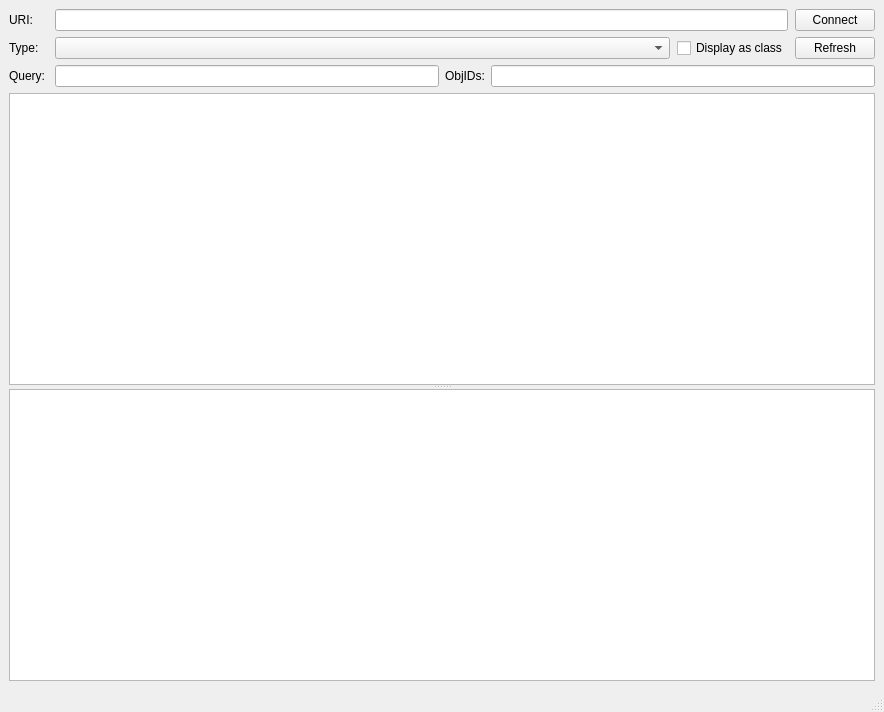
This is mincepy_gui/res/mainwindow.ui in muhrin/mincepy_gui as Qt 5 draws it before an edit. The edited form follows.
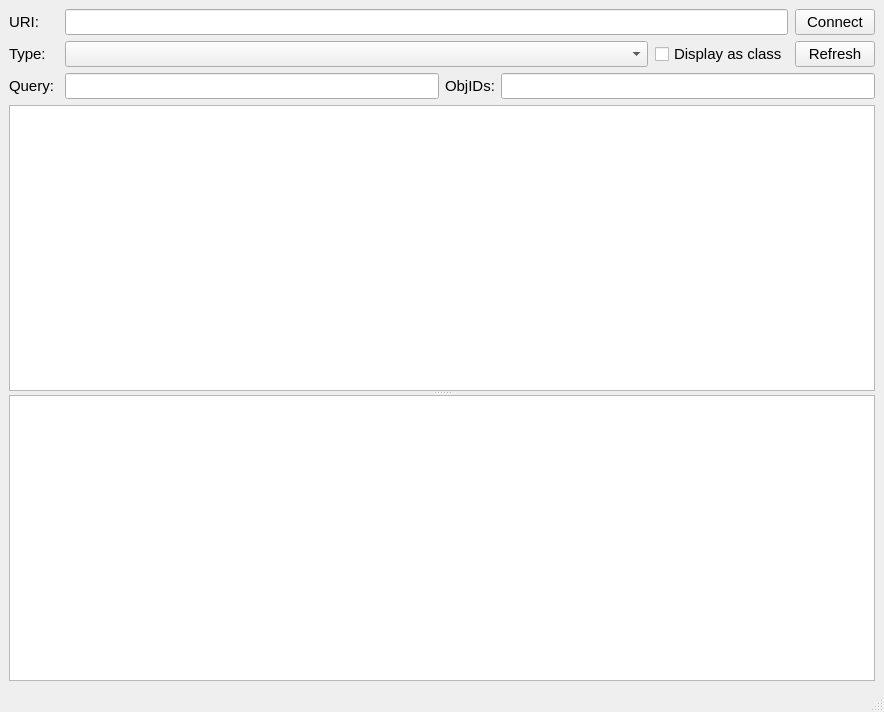
This is the edited form.

Diff of the .ui file:
```diff
--- a/mincepy_gui/res/mainwindow.ui
+++ b/mincepy_gui/res/mainwindow.ui
@@ -16,6 +16,11 @@
     <verstretch>0</verstretch>
    </sizepolicy>
   </property>
+  <property name="font">
+   <font>
+    <pointsize>10</pointsize>
+   </font>
+  </property>
   <property name="windowTitle">
    <string>MinceExplorer</string>
   </property>
@@ -26,6 +31,11 @@
      <verstretch>0</verstretch>
     </sizepolicy>
    </property>
+   <property name="font">
+    <font>
+     <pointsize>11</pointsize>
+    </font>
+   </property>
    <layout class="QVBoxLayout" name="verticalLayout">
     <item>
      <layout class="QGridLayout" name="gridLayout">
@@ -153,7 +163,9 @@
            </sizepolicy>
           </property>
           <property name="font">
-           <font/>
+           <font>
+            <pointsize>11</pointsize>
+           </font>
           </property>
           <property name="text">
            <string>Connect</string>
@@ -175,8 +187,25 @@
       <property name="orientation">
        <enum>Qt::Vertical</enum>
       </property>
-      <widget class="QTableView" name="entries_table"/>
-      <widget class="QTreeView" name="entry_details"/>
+      <widget class="QTableView" name="entries_table">
+       <property name="alternatingRowColors">
+        <bool>true</bool>
+       </property>
+       <property name="showGrid">
+        <bool>false</bool>
+       </property>
+       <property name="wordWrap">
+        <bool>false</bool>
+       </property>
+       <attribute name="verticalHeaderDefaultSectionSize">
+        <number>30</number>
+       </attribute>
+      </widget>
+      <widget class="QTreeView" name="entry_details">
+       <property name="alternatingRowColors">
+        <bool>true</bool>
+       </property>
+      </widget>
      </widget>
     </item>
    </layout>
```
Left out of the diff: 2 changed lines with no effect on the pictures.
